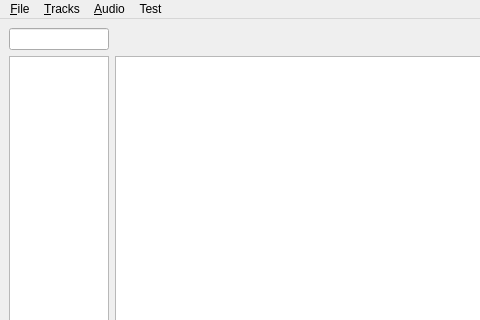
The window that src/ui/MainWindow.ui (impakt73/syncsmith) describes before a commit, drawn with Qt 5; both pictures show x 0 to 480 and y 0 to 320 of the 800 by 600 pixel window.
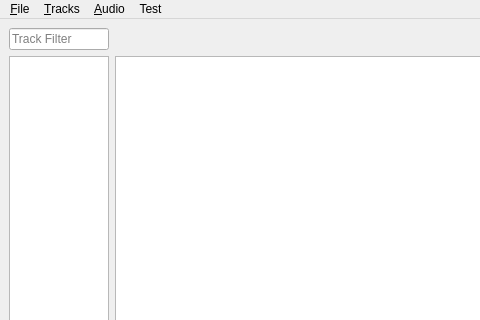
The same window after the commit. Custom widgets are drawn as their Qt base class.

Commit message: Added crappy track removal support

What changed in the file:
```diff
--- a/src/ui/MainWindow.ui
+++ b/src/ui/MainWindow.ui
@@ -43,6 +43,9 @@
           <height>22</height>
          </size>
         </property>
+        <property name="placeholderText">
+         <string>Track Filter</string>
+        </property>
        </widget>
       </item>
       <item>
```
The commit also changes 11 other files.
